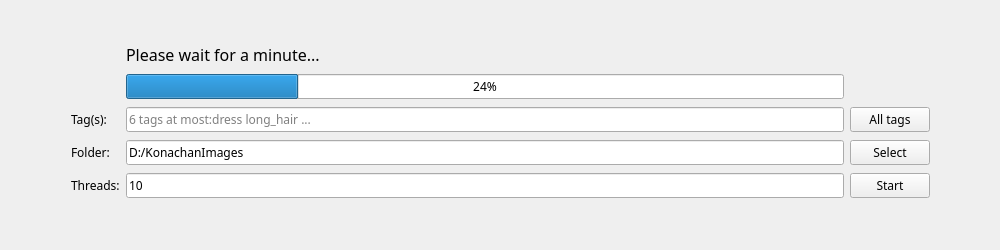
SorataKasugano/KonachanCollecter, file KonachanCollecter/konachancollecter.ui: the form before one commit.
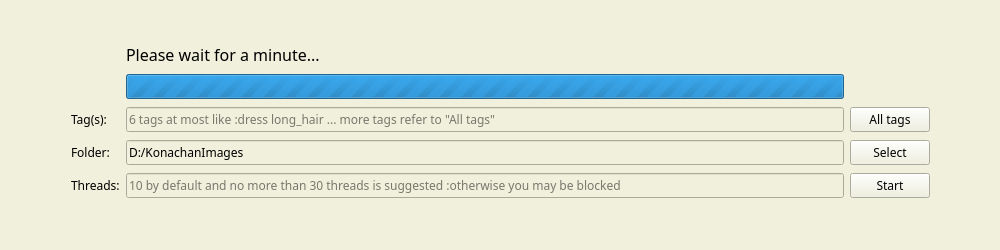
The form after the commit. Icons and pictures are not drawn.

The edit to the form file:
```diff
--- a/KonachanCollecter/konachancollecter.ui
+++ b/KonachanCollecter/konachancollecter.ui
@@ -10,6 +10,12 @@
     <height>250</height>
    </rect>
   </property>
+  <property name="minimumSize">
+   <size>
+    <width>1000</width>
+    <height>250</height>
+   </size>
+  </property>
   <property name="maximumSize">
    <size>
     <width>1000</width>
@@ -24,6 +30,13 @@
   <property name="windowTitle">
    <string>KonachanCollecter</string>
   </property>
+  <property name="windowIcon">
+   <iconset resource="konachancollecter.qrc">
+    <normaloff>:/konachan.ico</normaloff>:/konachan.ico</iconset>
+  </property>
+  <property name="styleSheet">
+   <string notr="true">background-color: rgb(240, 240, 220);</string>
+  </property>
   <widget class="QWidget" name="centralWidget">
    <widget class="QWidget" name="gridLayoutWidget">
     <property name="geometry">
@@ -81,8 +94,14 @@
          <family>Kristen ITC</family>
         </font>
        </property>
+       <property name="styleSheet">
+        <string notr="true">color: rgb(55, 200, 11);</string>
+       </property>
+       <property name="maximum">
+        <number>0</number>
+       </property>
        <property name="value">
-        <number>24</number>
+        <number>0</number>
        </property>
        <property name="textVisible">
         <bool>true</bool>
@@ -100,7 +119,7 @@
         <string/>
        </property>
        <property name="placeholderText">
-        <string>6 tags at most:dress long_hair ...</string>
+        <string>6 tags at most like :dress long_hair ... more tags refer to &quot;All tags&quot;</string>
        </property>
       </widget>
      </item>
@@ -154,6 +173,9 @@
        <property name="text">
         <string>D:/KonachanImages</string>
        </property>
+       <property name="readOnly">
+        <bool>true</bool>
+       </property>
       </widget>
      </item>
      <item row="7" column="1">
@@ -169,8 +191,29 @@
          <family>Kristen ITC</family>
         </font>
        </property>
+       <property name="toolTip">
+        <string>tooltip</string>
+       </property>
+       <property name="statusTip">
+        <string/>
+       </property>
+       <property name="whatsThis">
+        <string/>
+       </property>
+       <property name="accessibleName">
+        <string/>
+       </property>
+       <property name="accessibleDescription">
+        <string/>
+       </property>
+       <property name="inputMask">
+        <string>D9</string>
+       </property>
        <property name="text">
-        <string>10</string>
+        <string/>
+       </property>
+       <property name="placeholderText">
+        <string>10 by default and no more than 30 threads is suggested :otherwise you may be blocked</string>
        </property>
       </widget>
      </item>
```
